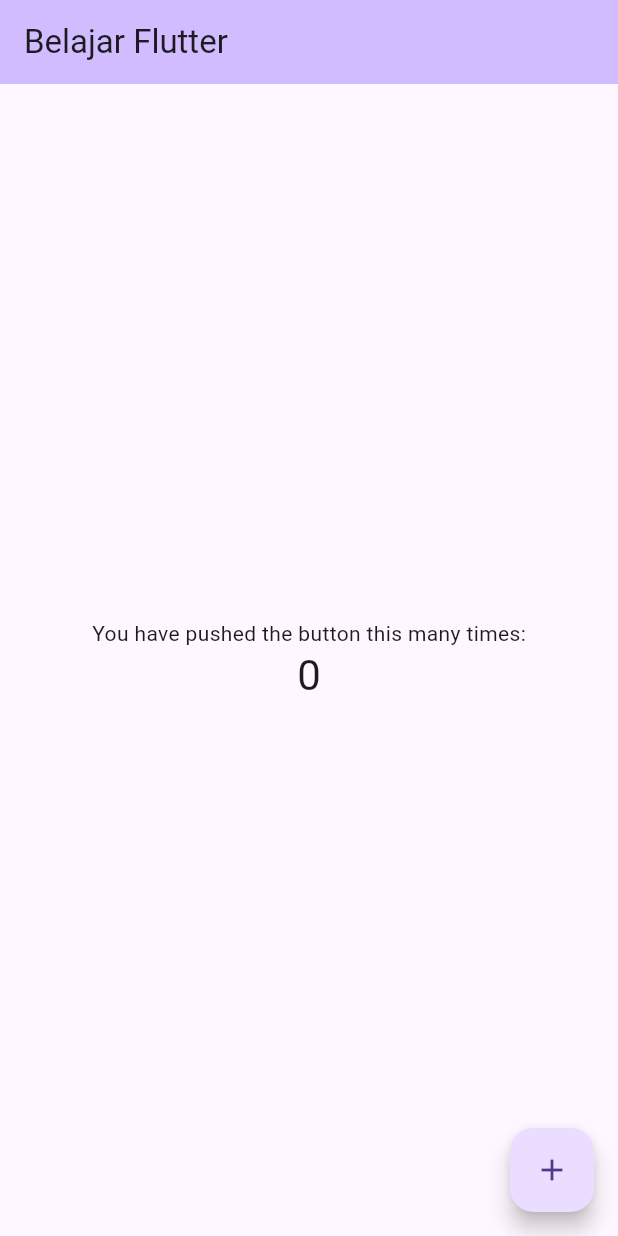
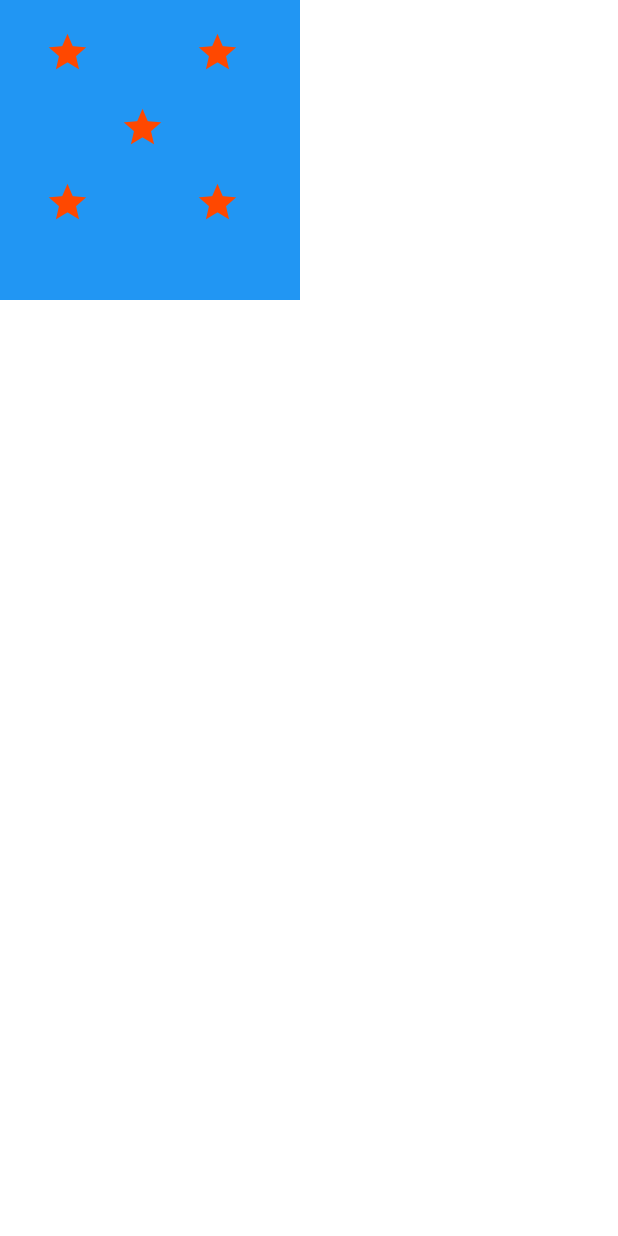
Before and after one commit to Mdef-1/belajar_flutter, a Flutter app: the screen it shows after launch, on a phone screen of 412 x 824 dp. Run offline on Flutter 3.47's test engine with Material 3 defaults, Android fonts, the phone set to English and light mode, and no system bars.

Commit message:
container and stack

```diff
--- a/flutter_project/lib/main.dart
+++ b/flutter_project/lib/main.dart
@@ -1,7 +1,11 @@
 import 'package:flutter/material.dart';
+import 'package:flutter_project/main_layout.dart';
+import 'package:flutter_project/stack_widget/stack_dua.dart';
+import 'package:flutter_project/stack_widget/stack_satu.dart';
+
 
 void main() {
-  runApp(const MyApp());
+  runApp(MyApp());
 }
 
 class MyApp extends StatelessWidget {
@@ -9,74 +13,32 @@ class MyApp extends StatelessWidget {
 
   @override
   Widget build(BuildContext context) {
-    return const MaterialApp(
-      debugShowCheckedModeBanner: false,
-      home: MyHomePage(title: 'Belajar Flutter'),
-      title: 'Belajar Flutter',
-      centerTitle: true
-
+    return MaterialApp(
+      debugShowCheckedModeBanner: true,
+      home: StackTwo(),
     );
   }
 }
 
-class MyHomePage extends StatefulWidget {
-  const MyHomePage({super.key, required this.title});
-
-  final String title;
-
-  @override
-  State<MyHomePage> createState() => _MyHomePageState();
-}
-
-class _MyHomePageState extends State<MyHomePage> {
-  int _counter = 0;
-
-  void _incrementCounter() {
-    setState(() {
-      _counter += 3;
-    });
-  }
+class HelloFultter extends StatelessWidget {
+  const HelloFultter({
+    super.key,
+  });
 
   @override
   Widget build(BuildContext context) {
-    return Scaffold(
-      appBar: AppBar(
-        backgroundColor: Theme.of(context).colorScheme.inversePrimary,
-        title: Text(widget.title),
-      ),
-      body: NewWidget(counter: _counter),
-      floatingActionButton: FloatingActionButton(
-        onPressed: _incrementCounter,
-        tooltip: 'Increment',
-        child: const Icon(Icons.add),
+    return MainLayout(
+      title: 'Belajar Flutter',
+      body: Center(
+        child: Text('Hello, Flutter',
+          style: TextStyle(
+            fontSize: 24,
+            color: Colors.black,
+            fontWeight: FontWeight.bold,
+            backgroundColor: Colors.blueAccent,
+          ),
+        ),
       ),
     );
   }
 }
-
-class NewWidget extends StatelessWidget {
-  const NewWidget({
-    super.key,
-    required int counter,
-  }) : _counter = counter;
-
-  final int _counter;
-
-  @override
-  Widget build(BuildContext context) {
-    return Center(
-      child: Column(
-        mainAxisAlignment: MainAxisAlignment.center,
-        children: <Widget>[
-          const Text(
-            'You have pushed the button this many times:',
-          ),
-          Text(
-            '$_counter',
-            style: Theme.of(context).textTheme.headlineMedium,
-          ),
-        ],
-      ),
-    );
-  }
-}
--- /dev/null
+++ b/flutter_project/lib/stack_widget/stack_dua.dart
@@ -0,0 +1,63 @@
+import 'package:flutter/material.dart';
+
+class StackTwo extends StatelessWidget {
+  const StackTwo({super.key});
+
+  @override
+  Widget build(BuildContext context) {
+    return Stack(
+      children: [
+        Container(
+          width: 200,
+          height: 200,
+          color: Colors.blue,
+        ),
+        Positioned(
+          top: 20,
+          left: 30,
+          child: Icon(
+            Icons.star,
+            size: 30,
+            color: Color.fromARGB(255, 255, 72, 0),
+          ),
+        ),
+        Positioned(
+          top: 120,
+          left: 130,
+          child: Icon(
+            Icons.star,
+            size: 30,
+            color: Color.fromARGB(255, 255, 72, 0),
+          ),
+        ),
+        Positioned(
+          top: 20,
+          left: 130,
+          child: Icon(
+            Icons.star,
+            size: 30,
+            color: Color.fromARGB(255, 255, 72, 0),
+          ),
+        ),
+        Positioned(
+          top: 70,
+          left: 80,
+          child: Icon(
+            Icons.star,
+            size: 30,
+            color: Color.fromARGB(255, 255, 72, 0),
+          ),
+        ),
+        Positioned(
+          top: 120,
+          left: 30,
+          child: Icon(
+            Icons.star,
+            size: 30,
+            color: Color.fromARGB(255, 255, 72, 0),
+          ),
+        ),
+      ],
+    );
+  }
+}
```
Also changed, not shown: flutter_project/lib/container_widget/container_dua.dart (added, +51 -0 lines), flutter_project/lib/container_widget/container_satu.dart (added, +29 -0 lines), flutter_project/lib/main_layout.dart (+1 -6 lines), flutter_project/lib/stack_widget/stack_satu.dart (added, +22 -0 lines), flutter_project/lib/stack_widget/stack_tiga.dart (added, +20 -0 lines), 1 other file.
